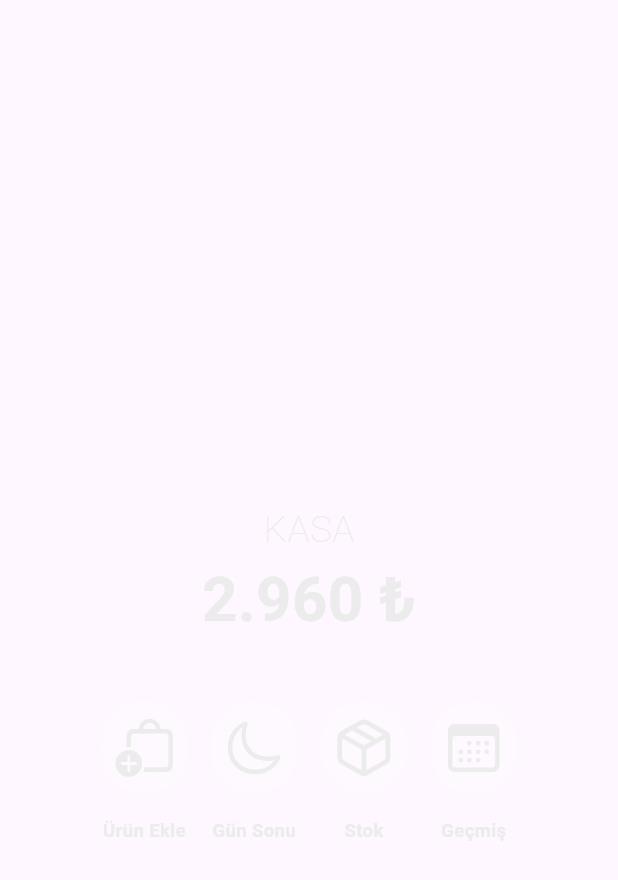
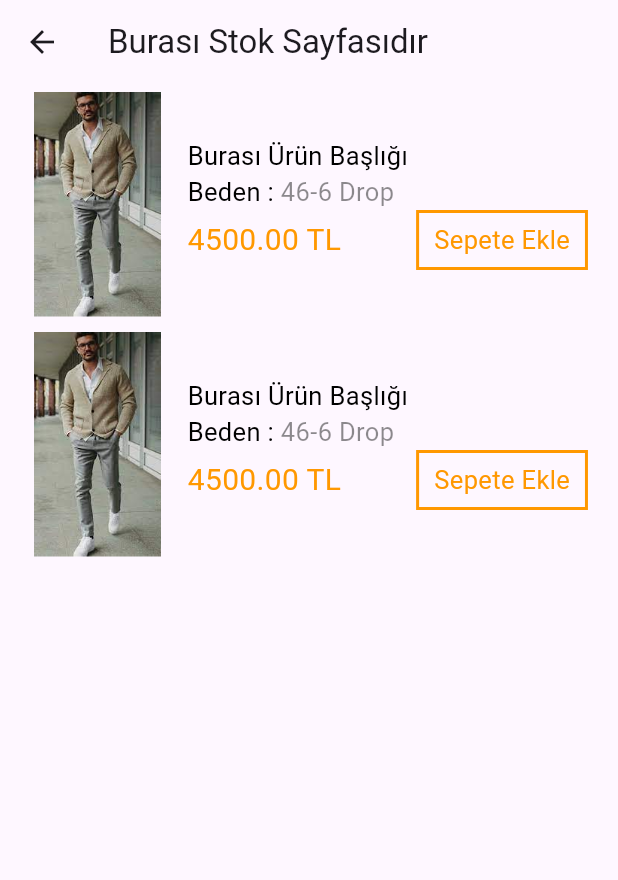
Before and after one commit to muhammeddastan/TakipPlus-Mobile-App, a Flutter app: the KasaVeIslemler widget shown alone on an empty page, opened directly, after a tap on an icon or button, on a phone screen of 412 x 824 dp. Shown: the top 880 px of the screen. Run offline on Flutter 3.47's test engine with Material 3 defaults, Android fonts, the phone set to English and light mode, and no system bars; our stand-ins replace google_fonts.

Commit message:
Stok Sayfası Hazırlandı

```diff
--- a/lib/Components/AnaSayfa/KasaVeIslemler.dart
+++ b/lib/Components/AnaSayfa/KasaVeIslemler.dart
@@ -3,6 +3,7 @@
 import 'package:flutter/cupertino.dart';
 import 'package:flutter/material.dart';
 import 'package:takip_plus/Colors/Renkler.dart';
+import 'package:takip_plus/Pages/Urunler/StokSayfasi.dart';
 import 'package:takip_plus/Pages/Urunler/UrunEkle.dart';
 
 class KasaVeIslemler extends StatelessWidget {
@@ -113,7 +114,12 @@ class KasaVeIslemler extends StatelessWidget {
                           color: Colors.white.withOpacity(0.2),
                           borderRadius: BorderRadius.circular(30)),
                       child: IconButton(
-                        onPressed: () {},
+                        onPressed: () {
+                          Navigator.push(
+                            context,
+                            MaterialPageRoute(builder: (context) => StokSayfasi()),
+                          );
+                        },
                         icon: Icon(CupertinoIcons.cube_box,
                             size: MediaQuery.of(context).size.width * 0.1,
                             color: Renkler.White),
--- /dev/null
+++ b/lib/Pages/Urunler/StokSayfasi.dart
@@ -0,0 +1,117 @@
+import 'package:flutter/material.dart';
+import 'package:takip_plus/Pages/Urunler/UrunEkle.dart';
+import 'package:flutter/src/material/divider.dart';
+
+class StokSayfasi extends StatelessWidget {
+  final List _posts = [
+    'post 1',
+    'post 2',
+  ];
+
+  @override
+  Widget build(BuildContext context) {
+    return Scaffold(
+      appBar: AppBar(
+        title: const Text('Burası Stok Sayfasıdır'),
+      ),
+      body: ListView.builder(
+          itemCount: _posts.length,
+          itemBuilder: (context, index) {
+            return Urun(
+              child: _posts[index],
+            );
+          }),
+    );
+  }
+}
+
+class Urun extends StatelessWidget {
+  final String child;
+
+  Urun({required this.child});
+
+  @override
+  Widget build(BuildContext context) {
+    return Padding(
+      padding: const EdgeInsets.all(5.0),
+      child: Row(
+        mainAxisAlignment: MainAxisAlignment.start,
+        children: [
+          Container(
+            width: 120,
+            height: 150,
+            margin: EdgeInsets.all(0),
+            child: ClipRRect(
+              borderRadius: BorderRadius.only(bottomLeft: Radius.circular(10),bottomRight: Radius.circular(10),topLeft: Radius.circular(10),topRight: Radius.circular(10), ),
+              child: Image(
+                image: AssetImage('assets/images/kombin.jpg'),
+              ),
+            ),
+          ),
+          Column(
+            crossAxisAlignment: CrossAxisAlignment.start,
+            children: [
+              Container(
+                child: const Text(
+                  'Burası Ürün Başlığı',
+                  style: TextStyle(fontSize: 17, color: Colors.black),
+                ),
+              ),
+              const Row(
+                children: [
+                  Text(
+                    'Beden : ',
+                    style: TextStyle(fontSize: 17, color: Colors.black),
+                  ),
+                  Text(
+                    '46-6 Drop',
+                    style: TextStyle(fontSize: 17, color: Colors.black45),
+                  ),
+                ],
+              ),
+              Row(
+                children: [
+                  const Text(
+                    '4500.00 TL',
+                    style: TextStyle(
+                        color: Colors.orange,
+                        fontSize: 20,
+                        fontWeight: FontWeight.normal),
+                  ),
+                  const SizedBox(
+                    width: 50,
+                  ),
+                  InkWell(
+                    onTap: () {
+                      print('Sepete Eklendi.');
+                    },
+                    child: Container(
+                      decoration: BoxDecoration(
+                        border: Border.all(
+                          color: Colors.orange,
+                          width: 2.0,
+                          style: BorderStyle.solid,
+                        ),
+                      ),
+                      child: const Padding(
+                        padding:
+                            EdgeInsets.symmetric(vertical: 6, horizontal: 10),
+                        child: Text(
+                          'Sepete Ekle',
+                          style: TextStyle(
+                              color: Colors.orange,
+                              fontSize: 17,
+                              fontWeight: FontWeight.normal),
+                        ),
+                      ),
+                    ),
+                  ),
+                ],
+              ),
+            ],
+          ),
+        ],
+      ),
+    );
+  }
+}
```
Also changed, not shown: assets/images/kombin.jpg (added).
